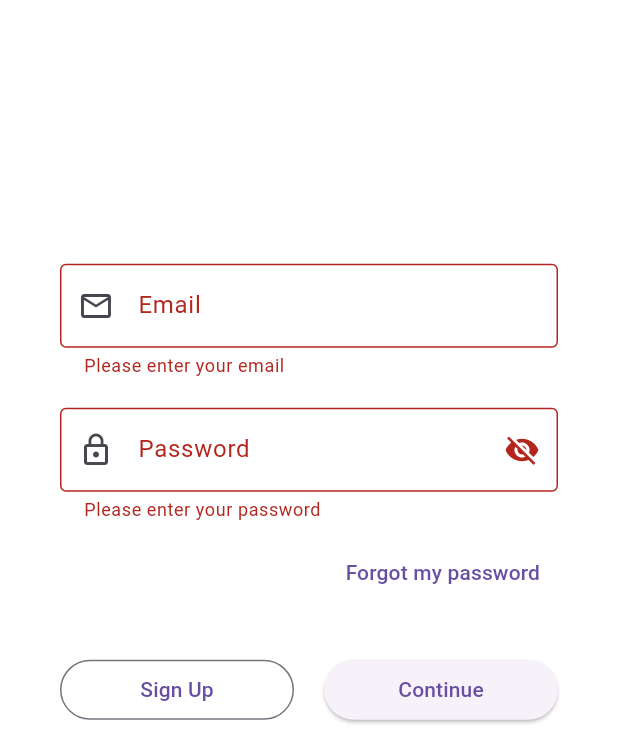
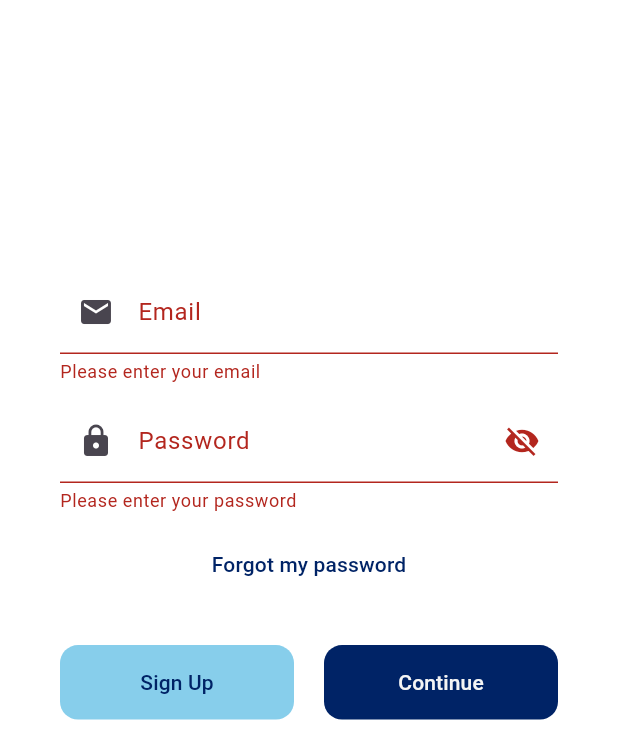
Before and after one commit to MatheusCarvalho2023/OpenFinanceApp-Frontend, a Flutter app: the screen it shows after launch, after a tap on "Continue", on a phone screen of 412 x 824 dp, the part 494-1236 px from its top. Run offline on Flutter 3.47's test engine with Material 3 defaults, Android fonts, the light colour scheme and no system bars.

Commit message:
Add input fields for email and password, and primary/secondary button widgets

```diff
--- a/open_finance_app/lib/features/wallet/login_screen.dart
+++ b/open_finance_app/lib/features/wallet/login_screen.dart
@@ -1,6 +1,12 @@
 import 'package:flutter/material.dart';
 import 'package:http/http.dart' as http;
+import 'package:open_finance_app/theme/colors.dart';
+import 'package:open_finance_app/widgets/buttons/primary_button.dart';
+import 'package:open_finance_app/widgets/buttons/secondary_button.dart';
 import 'dart:convert';
+
+import 'package:open_finance_app/widgets/inputs/email_input_field.dart';
+import 'package:open_finance_app/widgets/inputs/password_input_field.dart';
 
 class LoginScreen extends StatefulWidget {
   const LoginScreen({super.key});
@@ -14,11 +20,6 @@ class _LoginScreenState extends State<LoginScreen> {
   final _emailController = TextEditingController();
   final _passwordController = TextEditingController();
   bool _isLoading = false;
-  bool _obscurePassword = true;
-
-  bool _isValidEmail(String email) {
-    return RegExp(r'^[\w-\.]+@([\w-]+\.)+[\w-]{2,4}$').hasMatch(email);
-  }
 
   Future<void> _loginUser() async {
     if (_formKey.currentState!.validate()) {
@@ -26,7 +27,8 @@ class _LoginScreenState extends State<LoginScreen> {
 
       try {
         final response = await http.post(
-          Uri.parse('ENDPOINT_URL_HERE'), // TODO: Replace with Fernando's endpoint
+          Uri.parse(
+              'ENDPOINT_URL_HERE'), // TODO: Replace with Fernando's endpoint
           body: {
             'email': _emailController.text,
             'password': _passwordController.text,
@@ -66,10 +68,10 @@ class _LoginScreenState extends State<LoginScreen> {
               Flexible(
                 flex: 3,
                 child: Center(
-                    child: Image.asset(
+                  child: Image.asset(
                     'lib/assets/images/openfinanceapp_icon.png',
                     height: screenHeight * 0.2,
-                    ),
+                  ),
                 ),
               ),
 
@@ -84,56 +86,23 @@ class _LoginScreenState extends State<LoginScreen> {
                       mainAxisAlignment: MainAxisAlignment.center,
                       children: [
                         // Email Input
-                        TextFormField(
-                          controller: _emailController,
-                          decoration: const InputDecoration(
-                            labelText: 'Email',
-                            prefixIcon: Icon(Icons.email_outlined),
-                            border: OutlineInputBorder(),
-                          ),
-                          keyboardType: TextInputType.emailAddress,
-                          validator: (value) {
-                            if (value == null || value.isEmpty) {
-                              return 'Please enter your email';
-                            }
-                            if (!_isValidEmail(value)) {
-                              return 'Please enter a valid email';
-                            }
-                            return null;
-                          },
-                        ),
-                        const SizedBox(height: 20),
+                        EmailInputField(controller: _emailController),
 
                         // Password Input
-                        TextFormField(
-                          controller: _passwordController,
-                          obscureText: _obscurePassword,
-                          decoration: InputDecoration(
-                            labelText: 'Password',
-                            prefixIcon: const Icon(Icons.lock_outline),
-                            border: const OutlineInputBorder(),
-                            suffixIcon: IconButton(
-                              icon: Icon(_obscurePassword
-                                  ? Icons.visibility_off
-                                  : Icons.visibility),
-                              onPressed: () => setState(
-                                  () => _obscurePassword = !_obscurePassword),
-                            ),
-                          ),
-                          validator: (value) {
-                            if (value == null || value.isEmpty) {
-                              return 'Please enter your password';
-                            }
-                            return null;
-                          },
-                        ),
-                        const SizedBox(height: 10),
+                        PasswordInputField(controller: _passwordController),
 
                         // Forgot Password
                         Align(
-                          alignment: Alignment.centerRight,
+                          alignment: Alignment.center,
                           child: TextButton(
-                            onPressed: () {},
+                            style: TextButton.styleFrom(
+                              foregroundColor: AppColors.primaryColor,
+                              shape: RoundedRectangleBorder(
+                                borderRadius: BorderRadius.circular(12),
+                              ),
+                            ),
+                            onPressed:
+                                () {}, // TODO: Implement forgot password logic
                             child: const Text('Forgot my password'),
                           ),
                         ),
@@ -143,22 +112,20 @@ class _LoginScreenState extends State<LoginScreen> {
                         Row(
                           children: [
                             Expanded(
-                              child: OutlinedButton(
-                                onPressed: () {
-                                  // Placeholder for signup navigation
-                                },
-                                child: const Text('Sign Up'),
-                              ),
-                            ),
+                                // Signup Button
+                                child: SecondaryButton(
+                              text: 'Sign Up',
+                              onPressed: () {
+                                // Placeholder for navigation to Sign Up screen
+                              },
+                            )),
                             const SizedBox(width: 20),
                             Expanded(
-                              child: ElevatedButton(
-                                onPressed: _isLoading ? null : _loginUser,
-                                child: _isLoading
-                                    ? const CircularProgressIndicator(color: Colors.white)
-                                    : const Text('Continue'),
-                              ),
-                            ),
+                                // Continue Button
+                                child: PrimaryButton(
+                                    text: "Continue",
+                                    onPressed: _loginUser,
+                                    isLoading: _isLoading)),
                           ],
                         ),
                       ],
--- /dev/null
+++ b/open_finance_app/lib/widgets/buttons/primary_button.dart
@@ -0,0 +1,51 @@
+import 'package:flutter/material.dart';
+import 'package:open_finance_app/theme/colors.dart';
+
+class PrimaryButton extends StatelessWidget {
+  final String text;
+  final VoidCallback? onPressed;
+  final bool isLoading;
+  final bool fullWidth;
+
+  const PrimaryButton({
+    super.key,
+    required this.text,
+    required this.onPressed,
+    this.isLoading = false,
+    this.fullWidth = true,
+  });
+
+  @override
+  Widget build(BuildContext context) {
+    final screenHeight = MediaQuery.of(context).size.height;
+    final buttonHeight = screenHeight * 0.06; // 6% of screen height
+
+    return SizedBox(
+      width: fullWidth ? double.infinity : null,
+      child: TextButton(
+        style: TextButton.styleFrom(
+          backgroundColor: AppColors.primaryColor,
+          foregroundColor: AppColors.textSecondary,
+          padding: EdgeInsets.symmetric(
+            vertical: buttonHeight * 0.3,
+            horizontal: 16,
+          ),
+          shape: RoundedRectangleBorder(
+            borderRadius: BorderRadius.circular(12),
+          ),
+        ),
+        onPressed: isLoading ? null : onPressed,
+        child: isLoading
+            ? SizedBox(
+                height: buttonHeight * 0.4,
+                width: buttonHeight * 0.4,
+                child: const CircularProgressIndicator(
+                  color: Colors.white,
+                  strokeWidth: 2,
+                ),
+              )
+            : Text(text),
+      ),
+    );
+  }
+}
--- /dev/null
+++ b/open_finance_app/lib/widgets/buttons/secondary_button.dart
@@ -0,0 +1,40 @@
+import 'package:flutter/material.dart';
+import 'package:open_finance_app/theme/colors.dart';
+
+class SecondaryButton extends StatelessWidget {
+  final String text;
+  final VoidCallback onPressed;
+  final bool fullWidth;
+
+  const SecondaryButton({
+    super.key,
+    required this.text,
+    required this.onPressed,
+    this.fullWidth = true,
+  });
+
+  @override
+  Widget build(BuildContext context) {
+    final screenHeight = MediaQuery.of(context).size.height;
+    final buttonHeight = screenHeight * 0.06; // 6% of screen height
+
+    return SizedBox(
+      width: fullWidth ? double.infinity : null,
+      child: TextButton(
+        onPressed: onPressed,
+        style: TextButton.styleFrom(
+          backgroundColor: AppColors.secondaryColor,
+          foregroundColor: AppColors.primaryColor,
+          padding: EdgeInsets.symmetric(
+            vertical: buttonHeight * 0.3,
+            horizontal: 16,
+          ),
+          shape: RoundedRectangleBorder(
+            borderRadius: BorderRadius.circular(12),
+          ),
+        ),
+        child: Text(text),
+      ),
+    );
+  }
+}
--- /dev/null
+++ b/open_finance_app/lib/widgets/inputs/email_input_field.dart
@@ -0,0 +1,37 @@
+import 'package:flutter/material.dart';
+
+class EmailInputField extends StatelessWidget {
+  final TextEditingController controller;
+  static final RegExp _emailRegex = RegExp(
+    r'^[a-zA-Z0-9.]+@[a-zA-Z0-9]+\.[a-zA-Z]+',
+  );
+
+  const EmailInputField({
+    super.key,
+    required this.controller,
+  });
+
+  @override
+  Widget build(BuildContext context) {
+    return Padding(
+      padding: const EdgeInsets.only(bottom: 10),
+      child: TextFormField(
+        controller: controller,
+        decoration: const InputDecoration(
+          labelText: 'Email',
+          prefixIcon: Icon(Icons.email),
+        ),
+        keyboardType: TextInputType.emailAddress,
+        validator: (value) {
+          if (value == null || value.isEmpty) {
+            return 'Please enter your email';
+          }
+          if (!_emailRegex.hasMatch(value)) {
+            return 'Please enter a valid email';
+          }
+          return null;
+        },
+      ),
+    );
+  }
+}
--- /dev/null
+++ b/open_finance_app/lib/widgets/inputs/password_input_field.dart
@@ -0,0 +1,54 @@
+import 'package:flutter/material.dart';
+
+class PasswordInputField extends StatefulWidget {
+  final TextEditingController controller;
+  static final RegExp _passwordRegex = RegExp(
+    r'^(?=.*[A-Z])(?=.*\d)(?=.*[@$!%*?&])[A-Za-z\d@$!%*?&]{8,}$',
+  );
+
+  const PasswordInputField({
+    super.key,
+    required this.controller,
+  });
+
+  @override
+  State<PasswordInputField> createState() => _PasswordInputFieldState();
+}
+
+class _PasswordInputFieldState extends State<PasswordInputField> {
+  bool _obscureText = true;
+
+  @override
+  Widget build(BuildContext context) {
+    return Padding(
+      padding: const EdgeInsets.only(bottom: 10),
+      child: TextFormField(
+        controller: widget.controller,
+        obscureText: _obscureText,
+        decoration: InputDecoration(
+          labelText: 'Password',
+          prefixIcon: const Icon(Icons.lock),
+          suffixIcon: IconButton(
+            icon: Icon(
+              _obscureText ? Icons.visibility_off : Icons.visibility,
+            ),
+            onPressed: () {
+              setState(() {
+                _obscureText = !_obscureText;
+              });
+            },
+          ),
+        ),
+        validator: (value) {
+          if (value == null || value.isEmpty) {
+            return 'Please enter your password';
+          }
+          if (!PasswordInputField._passwordRegex.hasMatch(value)) {
+            return 'Password must contain at least 8 characters,\none uppercase letter, one number and one special character';
+          }
+          return null;
+        },
+      ),
+    );
+  }
+}
```
